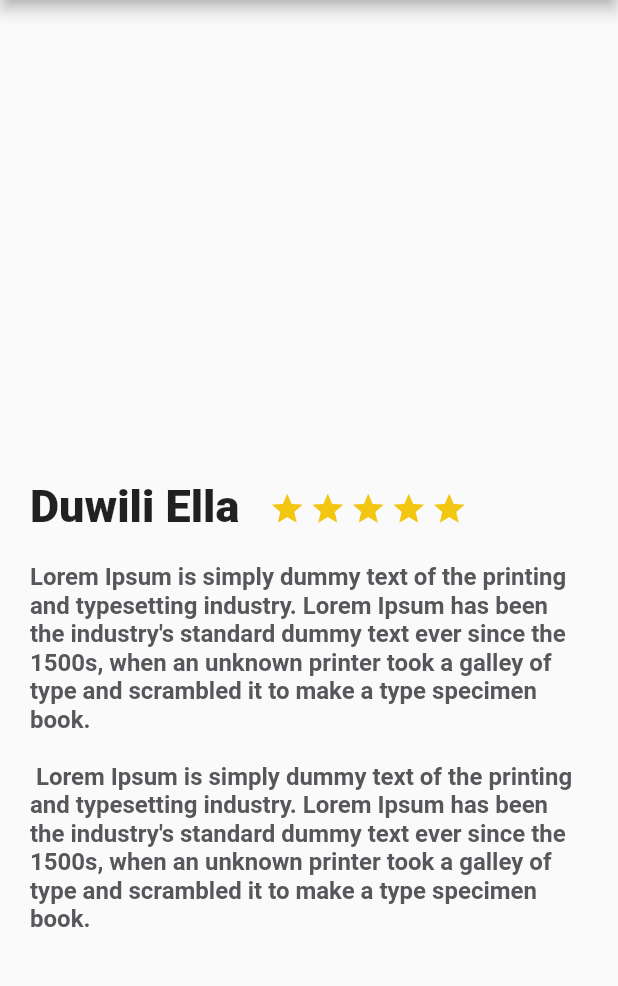
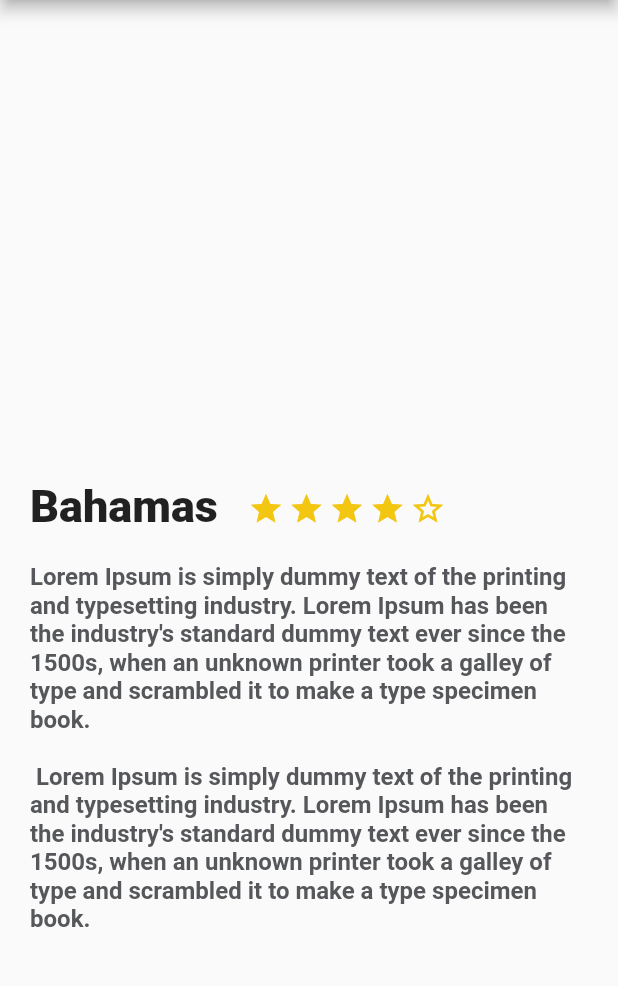
Before and after one commit to AlfredGonz/trips-app, a Flutter app: the screen it shows after launch, on a phone screen of 412 x 824 dp, the part 84-1070 px from its top. Run offline on Flutter 3.47's test engine with Material 2 defaults, Android fonts, the phone set to English and light mode, and no system bars.

Commit message:
pasando parametros

```diff
--- a/lib/description_place.dart
+++ b/lib/description_place.dart
@@ -1,12 +1,33 @@
 import 'package:flutter/material.dart';
 
 class DescriptionPlace extends StatelessWidget {
-  final descriptionDummy =
-      "Lorem Ipsum is simply dummy text of the printing and typesetting industry. Lorem Ipsum has been the industry's standard dummy text ever since the 1500s, when an unknown printer took a galley of type and scrambled it to make a type specimen book."
-      "\n\n "
-      "Lorem Ipsum is simply dummy text of the printing and typesetting industry. Lorem Ipsum has been the industry's standard dummy text ever since the 1500s, when an unknown printer took a galley of type and scrambled it to make a type specimen book.";
+
+  String namePlace;
+  int Starts;
+  String descriptionPlace;
+
+
+  DescriptionPlace(this.namePlace, this.Starts, this.descriptionPlace);
+
   @override
   Widget build(BuildContext context) {
+
+    final star_half = Container(
+      margin: EdgeInsets.only(top: 323.0, right: 3.0),
+      child: Icon(
+        Icons.star_half,
+        color: Color(0xFFf2C611),
+      ),
+    );
+
+    final star_border = Container(
+      margin: EdgeInsets.only(top: 323.0, right: 3.0),
+      child: Icon(
+        Icons.star_border,
+        color: Color(0xFFf2C611),
+      ),
+    );
+
     final star = Container(
       margin: EdgeInsets.only(top: 323.0, right: 3.0),
       child: Icon(
@@ -18,7 +39,7 @@ class DescriptionPlace extends StatelessWidget {
     final description = Container(
       margin: EdgeInsets.only(top: 20.0, left: 20.0, right: 20.0),
       child: Text(
-        descriptionDummy,
+        descriptionPlace,
         style: const TextStyle(
             fontSize: 16.0,
             fontWeight: FontWeight.bold,
@@ -34,7 +55,7 @@ class DescriptionPlace extends StatelessWidget {
             left: 20.0,
             right: 20.0,
           ),
-          child: Text('Duwili Ella',
+          child: Text(namePlace,
               style: TextStyle(
                 fontSize: 30.0,
                 fontWeight: FontWeight.w900,
@@ -47,7 +68,7 @@ class DescriptionPlace extends StatelessWidget {
             star,
             star,
             star,
-            star,
+            star_border,
           ],
         )
       ],
--- a/lib/main.dart
+++ b/lib/main.dart
@@ -4,6 +4,11 @@ import 'package:trips_app/description_place.dart';
 void main() => runApp(App());
 
 class App extends StatelessWidget {
+
+  final descriptionDummy =
+      "Lorem Ipsum is simply dummy text of the printing and typesetting industry. Lorem Ipsum has been the industry's standard dummy text ever since the 1500s, when an unknown printer took a galley of type and scrambled it to make a type specimen book."
+      "\n\n "
+      "Lorem Ipsum is simply dummy text of the printing and typesetting industry. Lorem Ipsum has been the industry's standard dummy text ever since the 1500s, when an unknown printer took a galley of type and scrambled it to make a type specimen book.";
   @override
   Widget build(BuildContext context) {
     return MaterialApp(
@@ -13,7 +18,7 @@ class App extends StatelessWidget {
         appBar: AppBar(
     title: Text('Trips App')
     ),
-    body: DescriptionPlace(),
+    body: DescriptionPlace("Bahamas", 4, descriptionDummy ),
     )
     );
   }
```
